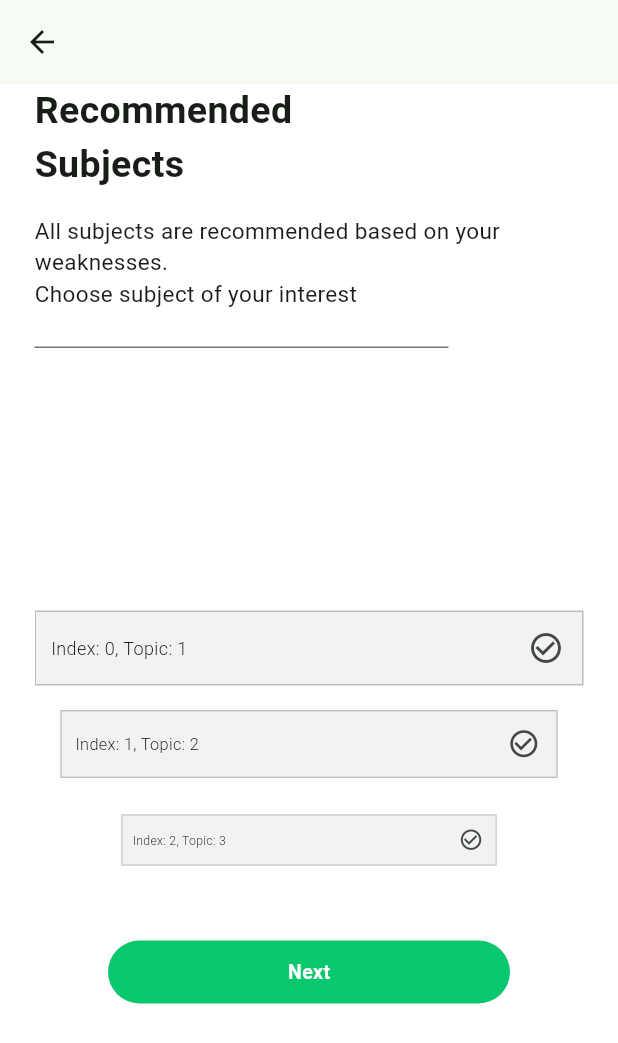
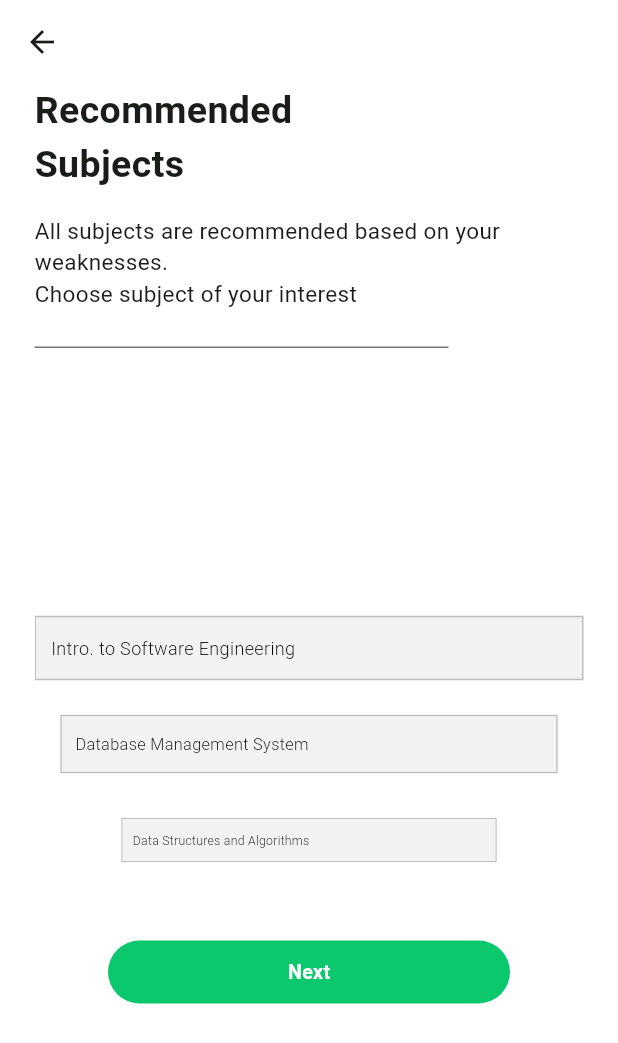
Before and after one commit to imranahmad2k1/spa-app, a Flutter app: the RecommendedSubjectsView screen opened by its route, on a phone screen of 412 x 824 dp. Shown: the top 1043 px of the screen. Run offline on Flutter 3.47's test engine with Material 2 defaults, Android fonts, the phone set to English and light mode, and no system bars; drawn by our look-alikes of carousel_slider.

Commit message:
some minor changes

```diff
--- /dev/null
+++ b/lib/components/recommendations/subjects_carousel_slider.dart
@@ -0,0 +1,58 @@
+import 'package:flutter/material.dart';
+import 'package:carousel_slider/carousel_slider.dart';
+import 'package:student_personal_assistant/constants/colors.dart';
+
+class SubjectsCarouselSliderComponent extends StatelessWidget {
+  // final List<int> items = [1, 2, 3, 4, 5, 6, 7];
+  final List<String> sitems = [
+    "Intro. to Software Engineering",
+    "Database Management System",
+    "Data Structures and Algorithms",
+    "Object Oriented Programming"
+  ];
+
+  SubjectsCarouselSliderComponent({super.key});
+
+  @override
+  Widget build(BuildContext context) {
+    final List<Widget> imageSliders = sitems
+        .map((item) => Container(
+            decoration: BoxDecoration(
+              color: const Color(secondaryColor),
+              border: Border.all(color: const Color(borderColor)),
+            ),
+            padding: const EdgeInsets.only(left: 10, top: 12, bottom: 12),
+            child: Row(
+              mainAxisAlignment: MainAxisAlignment.spaceBetween,
+              crossAxisAlignment: CrossAxisAlignment.center,
+              children: [
+                Flexible(
+                  child: Text(
+                    '$item',
+                    style: const TextStyle(
+                        color: Colors.black,
+                        fontSize: 12.0,
+                        fontWeight: FontWeight.w300),
+                  ),
+                ),
+                // IconButton(
+                //   onPressed: () {},
+                //   icon: const Icon(Icons.check_circle_outline),
+                // )
+              ],
+            )))
+        .toList();
+
+    return CarouselSlider(
+      options: CarouselOptions(
+          enlargeStrategy: CenterPageEnlargeStrategy.scale,
+          enlargeFactor: 0.25,
+          height: 320,
+          viewportFraction: 0.2, //you can try 0.20 for 5 topics
+          enlargeCenterPage: true,
+          enableInfiniteScroll: false,
+          scrollDirection: Axis.vertical),
+      items: imageSliders,
+    );
+  }
+}
--- a/lib/main.dart
+++ b/lib/main.dart
@@ -28,7 +28,9 @@ void main() {
     theme: ThemeData(
       colorScheme: ColorScheme.fromSeed(seedColor: const Color(primaryColor)),
       scaffoldBackgroundColor: const Color(0xFFFFFFFF),
-      appBarTheme: const AppBarTheme(surfaceTintColor: Color(0xFFFFFFFF)),
+      appBarTheme: const AppBarTheme(
+          backgroundColor: Color(0xFFFFFFFF),
+          surfaceTintColor: Color(0xFFFFFFFF)),
       useMaterial3: true,
     ),
     home: const WelcomeView(),
--- a/lib/views/quiz/quiztest_view.dart
+++ b/lib/views/quiz/quiztest_view.dart
@@ -14,9 +14,9 @@ class QuizTestView extends StatelessWidget {
       body: Column(
         crossAxisAlignment: CrossAxisAlignment.center,
         children: [
-          const SizedBox(
-            height: 121,
-          ),
+          // const SizedBox(
+          //   height: 121,
+          // ),
           const CustomHeading(
             text: 'Quiz/Test',
           ),
--- a/lib/views/quiz/select_subject_topics_view.dart
+++ b/lib/views/quiz/select_subject_topics_view.dart
@@ -100,8 +100,8 @@ class _SelectSubjectTopicsViewState extends State<SelectSubjectTopicsView> {
             ),
             const SizedBox(height: 9),
             const CustomQuizTopicDropdown(), //Enter subtopic should be dropdown
-            const CustomQuizTopicDropdown(),
-            const CustomQuizTopicDropdown(),
+            // const CustomQuizTopicDropdown(),
+            // const CustomQuizTopicDropdown(),
             const SizedBox(height: 110),
             Center(
               child: CustomButton(
--- a/lib/views/revise/revise_view.dart
+++ b/lib/views/revise/revise_view.dart
@@ -14,9 +14,9 @@ class ReviseView extends StatelessWidget {
       body: Column(
         crossAxisAlignment: CrossAxisAlignment.center,
         children: [
-          const SizedBox(
-            height: 121,
-          ),
+          // const SizedBox(
+          //   height: 121,
+          // ),
           const CustomHeading(
             text: 'Revise',
           ),
--- a/lib/views/revise/studied_today_view.dart
+++ b/lib/views/revise/studied_today_view.dart
@@ -64,8 +64,8 @@ class _StudiedTodayViewState extends State<StudiedTodayView> {
               ],
             ),
             const CustomTopicDropdown(),
-            const CustomTopicDropdown(),
-            const CustomTopicDropdown(),
+            // const CustomTopicDropdown(),
+            // const CustomTopicDropdown(),
             const SizedBox(height: 15),
             Row(
               mainAxisAlignment: MainAxisAlignment.spaceBetween,
--- a/lib/views/study/recommended_subjects_view.dart
+++ b/lib/views/study/recommended_subjects_view.dart
@@ -3,7 +3,7 @@ import 'package:student_personal_assistant/components/custom_button.dart';
 import 'package:student_personal_assistant/components/custom_divider.dart';
 import 'package:student_personal_assistant/components/custom_heading.dart';
 import 'package:student_personal_assistant/components/custom_text.dart';
-import 'package:student_personal_assistant/components/recommendations/carousel_slider.dart';
+import 'package:student_personal_assistant/components/recommendations/subjects_carousel_slider.dart';
 import 'package:student_personal_assistant/constants/routes.dart';
 
 class RecommendedSubjectsView extends StatelessWidget {
@@ -37,7 +37,7 @@ class RecommendedSubjectsView extends StatelessWidget {
             Column(
               children: [
                 //CAROUSEL HERE
-                CarouselSliderComponent(),
+                SubjectsCarouselSliderComponent(),
                 const SizedBox(height: 35),
                 Center(
                   child: CustomButton(
--- a/lib/views/study/study_view.dart
+++ b/lib/views/study/study_view.dart
@@ -14,9 +14,9 @@ class StudyView extends StatelessWidget {
       body: Column(
         crossAxisAlignment: CrossAxisAlignment.center,
         children: [
-          const SizedBox(
-            height: 121,
-          ),
+          // const SizedBox(
+          //   height: 121,
+          // ),
           const CustomHeading(
             text: 'Study',
           ),
```
